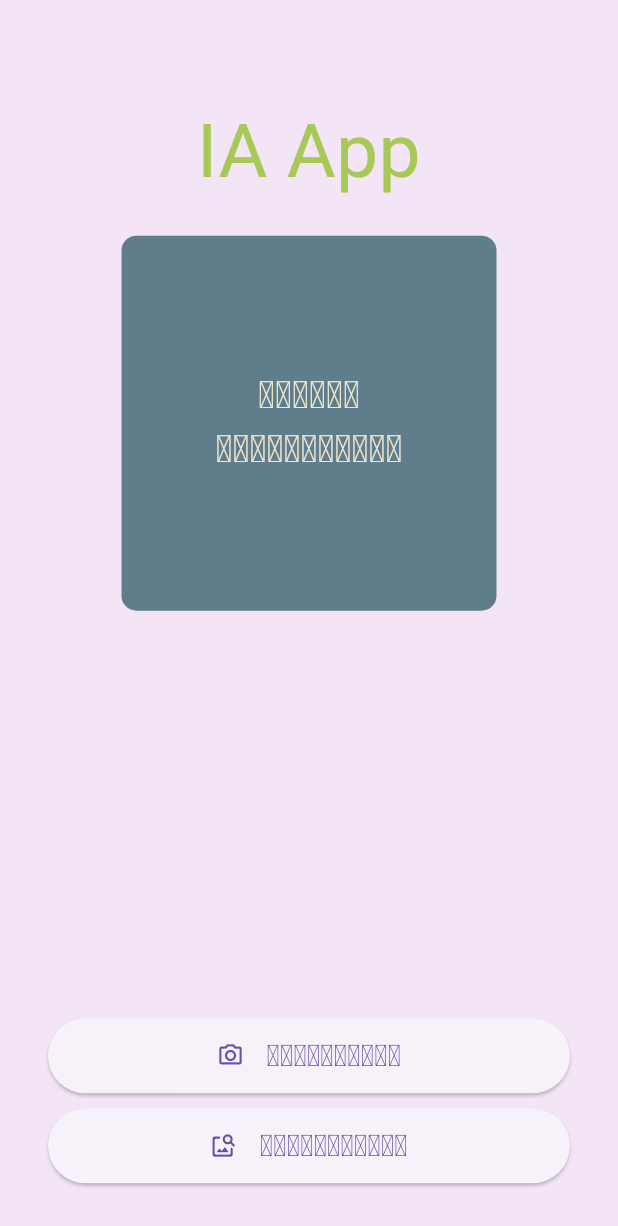
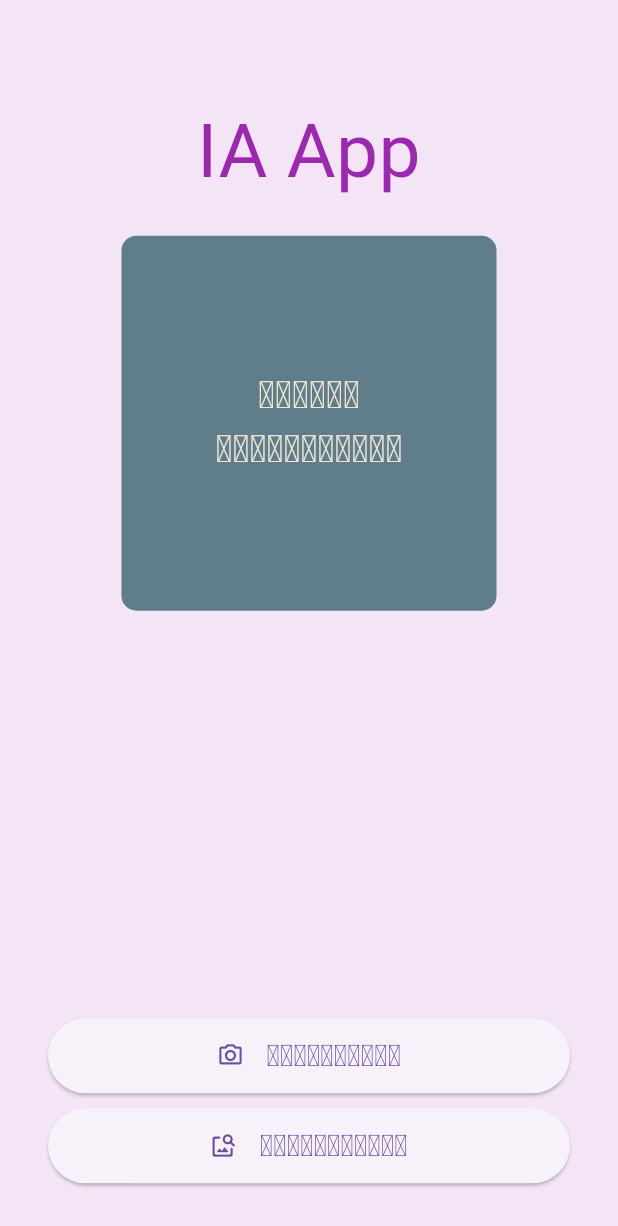
Before and after one commit to champaLab/flutter_tensorflow, a Flutter app: the screen it shows after launch, on a phone screen of 412 x 824 dp. Shown: the top 1226 px of the screen. Run offline on Flutter 3.47's test engine with Material 3 defaults, Android fonts, the phone set to English and light mode, and no system bars; our stand-ins replace image_picker; missing offline and left inert: tflite_flutter, tflite_flutter_helper; Roboto replaces fonts that are missing (SquadaOne).

Commit message:
first commit

```diff
--- a/lib/styles.dart
+++ b/lib/styles.dart
@@ -24,7 +24,7 @@ const kBgColor = kColorGreen;
 const kTitleTextStyle = TextStyle(
   fontFamily: kDisplayFont,
   fontSize: 50.0,
-  color: kColorAndroidGreen,
+  color: Colors.purple,
   decoration: TextDecoration.none,
 );
 
--- a/lib/widget/plant_recogniser.dart
+++ b/lib/widget/plant_recogniser.dart
@@ -199,7 +199,7 @@ class _PlantRecognizerState extends State<PlantRecognizer> {
     var title = '';
 
     if (_resultStatus == _ResultStatus.notFound) {
-      title = 'ຫຼົມເຫຼວ ລອງໃຫມ່ອີກຄັ້ງ';
+      title = 'ບໍ່ຮູ້ຈັກ';
     } else if (_resultStatus == _ResultStatus.found) {
       title = _plantLabel;
     } else {
```
